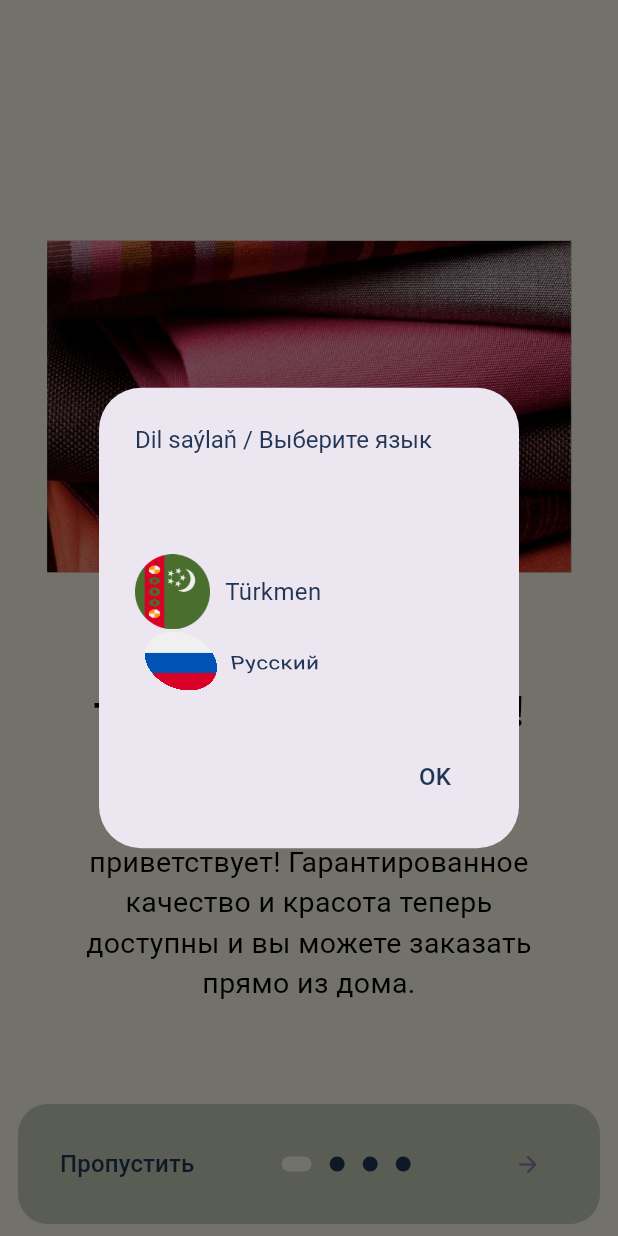
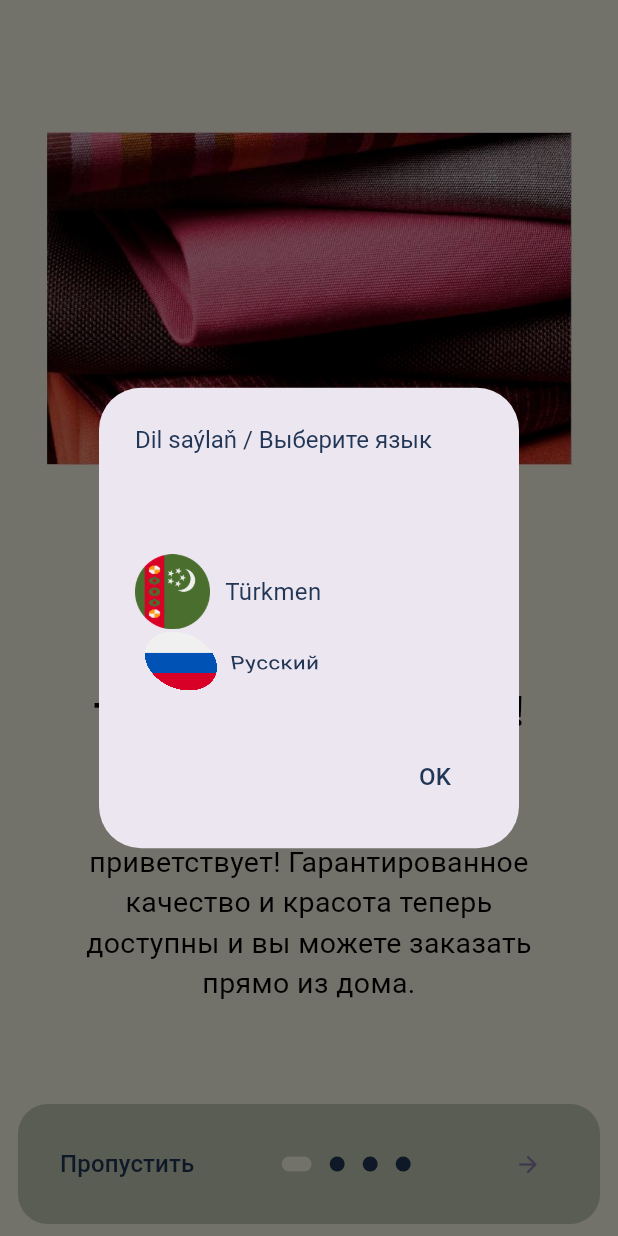
Before and after one commit to johnStuart00/mata_online_market, a Flutter app: the screen it shows after launch, on a phone screen of 412 x 824 dp. Run offline on Flutter 3.47's test engine with Material 3 defaults, Android fonts, the phone set to English and light mode, and no system bars; drawn by our look-alikes of introduction_screen; our stand-ins replace adaptive_theme, carousel_slider, dot_navigation_bar, get, hive_flutter, shared_preferences and 1 more; accounts and stored records are empty; generated files the repository leaves out were written again.

Commit message:
intro screen is done

```diff
--- a/lib/features/introduction_screen/presentation/introduction_screen.dart
+++ b/lib/features/introduction_screen/presentation/introduction_screen.dart
@@ -176,38 +176,26 @@ class IntroductionsScreenState extends State<IntroductionsScreen> {
         PageViewModel(
           title: AppLocalizations.of(context)!.tazeMatalarDunyasi,
           body: AppLocalizations.of(context)!.tazeMatalarDunyasiTitle,
-          image: _buildImage('intro1.png'),
+          image: Center(child: _buildImage('intro1.png')),
           decoration: pageDecoration,
         ),
         PageViewModel(
           title: AppLocalizations.of(context)!.hilWeAmatlyBaha,
           body: AppLocalizations.of(context)!.hilWeAmatlyBahaTitle,
-          image: _buildImage('intro2.png'),
-          decoration: pageDecoration.copyWith(
-            contentMargin: const EdgeInsets.symmetric(horizontal: 16),
-            fullScreen: true,
-            bodyFlex: 2,
-            imageFlex: 3,
-            safeArea: 100,
-          ),
+          image: Center(child: _buildImage('intro2.png')),
+          decoration: pageDecoration,
         ),
         PageViewModel(
           title: AppLocalizations.of(context)!.toySadakaYadaGundelikDurmus,
           body: AppLocalizations.of(context)!.toySadakaYadaGundelikDurmusTitle,
-          image: _buildImage('intro3.png'),
+          image: Center(child: _buildImage('intro3.png')),
           decoration: pageDecoration,
         ),
         PageViewModel(
           title: AppLocalizations.of(context)!.ozStiliniTap,
           body: AppLocalizations.of(context)!.ozStiliniTapTitle,
-          image: _buildImage('intro4.png'),
-          decoration: pageDecoration.copyWith(
-            contentMargin: const EdgeInsets.symmetric(horizontal: 16),
-            fullScreen: true,
-            bodyFlex: 2,
-            imageFlex: 3,
-            safeArea: 100,
-          ),
+          image: Center(child: _buildImage('intro4.png')),
+          decoration: pageDecoration,
         ),
       ],
       onDone: () => _onIntroEnd(context),
```
